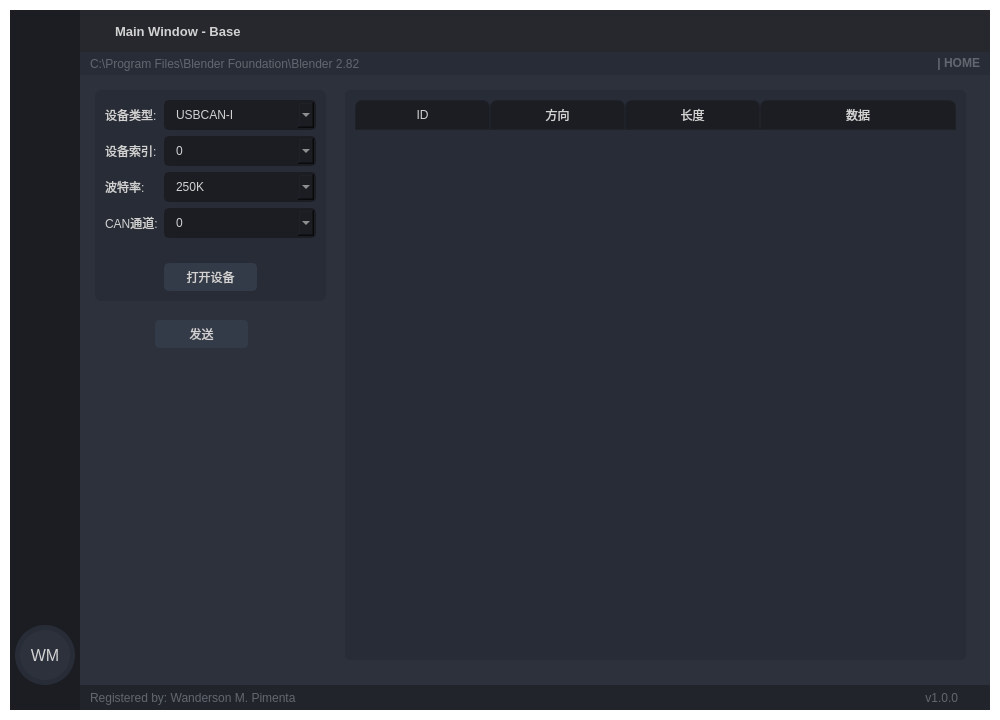
jeffery96/Simple_PySide_Base-master, file GUI_BASE.ui: the form before one commit.
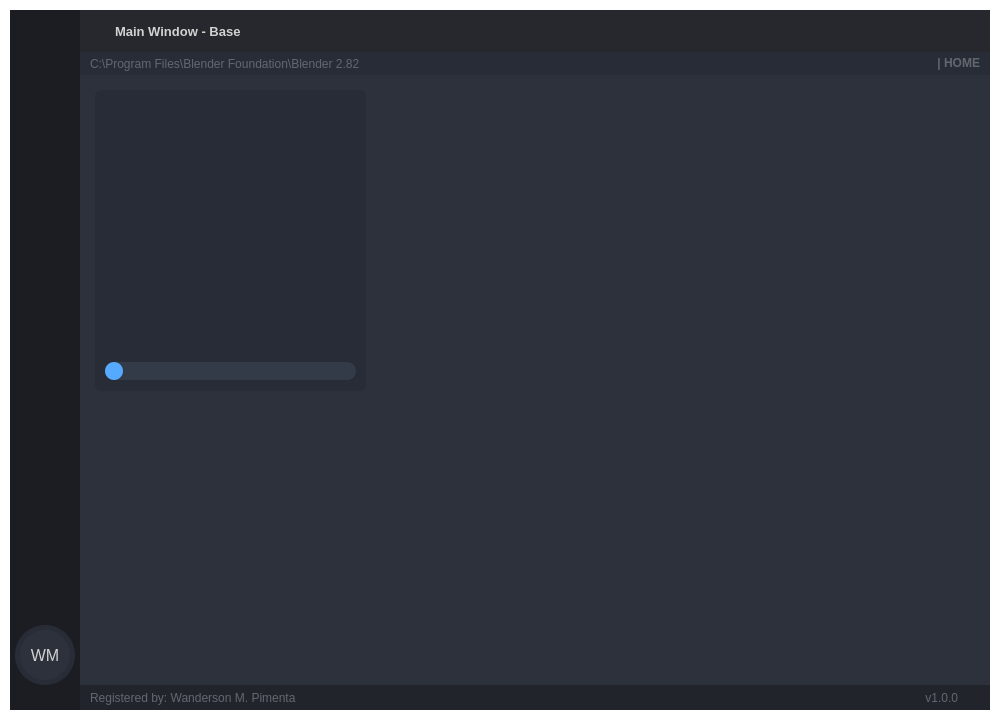
The form after the commit. The open tabs and pages were chosen to show the change. Icons and pictures are not drawn. Custom widgets are drawn as their Qt base class.

What changed in the file:
```diff
--- a/GUI_BASE.ui
+++ b/GUI_BASE.ui
@@ -1842,7 +1842,7 @@
                    <widget class="QPushButton" name="CanTransClick_Btn">
                     <property name="geometry">
                      <rect>
-                      <x>70</x>
+                      <x>80</x>
                       <y>240</y>
                       <width>93</width>
                       <height>28</height>
@@ -1950,8 +1950,11 @@
                     <attribute name="horizontalHeaderCascadingSectionResizes">
                      <bool>false</bool>
                     </attribute>
+                    <attribute name="horizontalHeaderMinimumSectionSize">
+                     <number>60</number>
+                    </attribute>
                     <attribute name="horizontalHeaderDefaultSectionSize">
-                     <number>135</number>
+                     <number>100</number>
                     </attribute>
                     <attribute name="horizontalHeaderStretchLastSection">
                      <bool>true</bool>
@@ -1962,6 +1965,11 @@
                     <attribute name="verticalHeaderStretchLastSection">
                      <bool>false</bool>
                     </attribute>
+                    <column>
+                     <property name="text">
+                      <string>序号</string>
+                     </property>
+                    </column>
                     <column>
                      <property name="text">
                       <string>ID</string>
@@ -1984,6 +1992,102 @@
                     </column>
                    </widget>
                   </widget>
+                  <widget class="QWidget" name="page_panel">
+                   <property name="styleSheet">
+                    <string notr="true">QFrame {
+	background-color: rgb(39, 44, 54);
+	border-radius: 6px;
+	/*font-family:&quot;Segoe UI&quot;;*/
+}
+QFrame QComboBox{
+	background-color: rgb(27, 29, 35);
+	border-radius: 5px;
+	border: 2px solid rgb(27, 29, 35);
+	padding: 5px;
+	padding-left: 10px;
+}
+QComboBox:hover{
+	border: 2px solid rgb(64, 71, 88);
+}
+QFrame QComboBox:disabled{
+	background-color: rgb(57, 65, 80);
+}
+QFrame QComboBox QAbstractItemView {
+	color: rgb(85, 170, 255);	
+	background-color: rgb(27, 29, 35);
+	padding: 10px;
+	selection-background-color: rgb(39, 44, 54);
+}
+QFrame QPushButton {
+	border: 2px solid rgb(52, 59, 72);
+	border-radius: 5px;	
+	background-color: rgb(52, 59, 72);
+}
+QFrame QPushButton:hover {
+	background-color: rgb(57, 65, 80);
+	border: 2px solid rgb(61, 70, 86);
+}
+QFrame QPushButton:pressed {	
+	background-color: rgb(35, 40, 49);
+	border: 2px solid rgb(43, 50, 61);
+}
+</string>
+                   </property>
+                   <widget class="QFrame" name="frame_5">
+                    <property name="geometry">
+                     <rect>
+                      <x>10</x>
+                      <y>10</y>
+                      <width>271</width>
+                      <height>301</height>
+                     </rect>
+                    </property>
+                    <property name="frameShape">
+                     <enum>QFrame::StyledPanel</enum>
+                    </property>
+                    <property name="frameShadow">
+                     <enum>QFrame::Raised</enum>
+                    </property>
+                    <widget class="GaugePanel" name="widget" native="true">
+                     <property name="geometry">
+                      <rect>
+                       <x>10</x>
+                       <y>10</y>
+                       <width>250</width>
+                       <height>250</height>
+                      </rect>
+                     </property>
+                     <property name="minimumSize">
+                      <size>
+                       <width>250</width>
+                       <height>250</height>
+                      </size>
+                     </property>
+                     <property name="maximumSize">
+                      <size>
+                       <width>250</width>
+                       <height>250</height>
+                      </size>
+                     </property>
+                    </widget>
+                    <widget class="QSlider" name="test_sld">
+                     <property name="geometry">
+                      <rect>
+                       <x>10</x>
+                       <y>270</y>
+                       <width>251</width>
+                       <height>22</height>
+                      </rect>
+                     </property>
+                     <property name="maximum">
+                      <number>2000</number>
+                     </property>
+                     <property name="orientation">
+                      <enum>Qt::Horizontal</enum>
+                     </property>
+                    </widget>
+                   </widget>
+                  </widget>
                   <widget class="QWidget" name="page_widgets">
                    <layout class="QVBoxLayout" name="verticalLayout_6">
                     <item>
@@ -3010,6 +3114,14 @@
    </layout>
   </widget>
  </widget>
+ <customwidgets>
+  <customwidget>
+   <class>GaugePanel</class>
+   <extends>QWidget</extends>
+   <header location="global">CustomWidgets/CustomGaugePanel</header>
+   <container>1</container>
+  </customwidget>
+ </customwidgets>
  <tabstops>
   <tabstop>btn_minimize</tabstop>
   <tabstop>btn_maximize_restore</tabstop>
```
Left out of the diff: 10 changed lines with no effect on the pictures.
